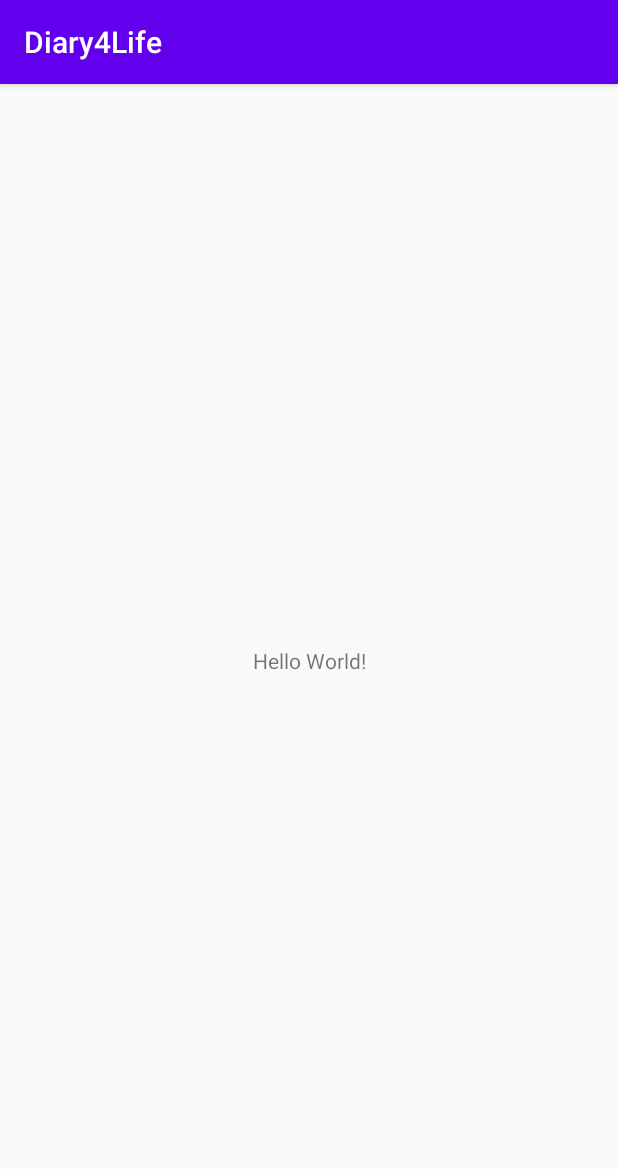
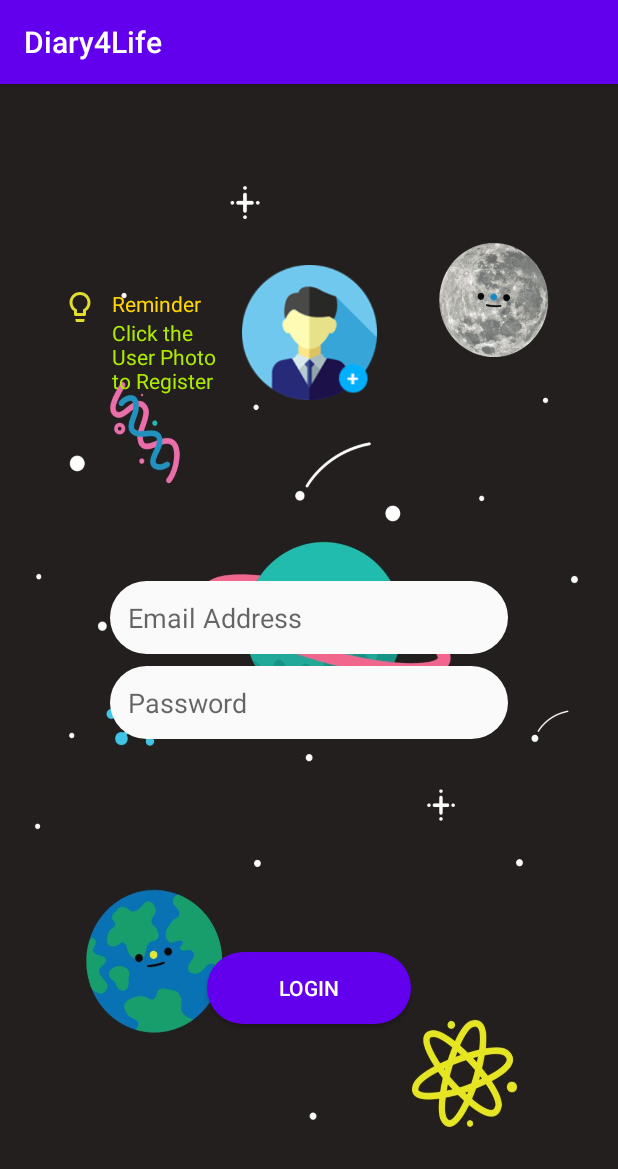
Before and after one commit to ZhiboZhang-98/Diary4Life-AndroidApplication, an Android app: the screen it shows after launch (MainActivity before the commit, LoginActivity after it), on a phone screen of 412 x 824 dp. Shown: the top 1169 px of the screen. Run offline under Robolectric (Android 15) with nearby library versions, the phone set to English and light mode, and no system bars.

Commit message:
Added Application Login Screen
Created LoginActivity and its layout.

```diff
--- a/Diary4Life/app/src/main/AndroidManifest.xml
+++ b/Diary4Life/app/src/main/AndroidManifest.xml
@@ -10,7 +10,7 @@
         android:supportsRtl="true"
         android:theme="@style/AppTheme">
         <activity android:name=".Activities.SplashScreenActivity"></activity>
-        <activity android:name=".MainActivity">
+        <activity android:name=".Activities.LoginActivity">
             <intent-filter>
                 <action android:name="android.intent.action.MAIN" />
 
--- a/Diary4Life/app/src/main/java/com/test/diary4life/MainActivity.java
+++ b/Diary4Life/app/src/main/java/com/test/diary4life/Activities/LoginActivity.java
@@ -1,14 +1,16 @@
-package com.test.diary4life;
+package com.test.diary4life.Activities;
 
 import androidx.appcompat.app.AppCompatActivity;
 
 import android.os.Bundle;
 
-public class MainActivity extends AppCompatActivity {
+import com.test.diary4life.R;
+
+public class LoginActivity extends AppCompatActivity {
 
     @Override
     protected void onCreate(Bundle savedInstanceState) {
         super.onCreate(savedInstanceState);
-        setContentView(R.layout.activity_main);
+        setContentView(R.layout.activity_login);
     }
 }
--- /dev/null
+++ b/Diary4Life/app/src/main/res/drawable/ic_lightbulb_outline_black_24dp.xml
@@ -0,0 +1,5 @@
+<vector android:height="24dp" android:tint="#DFDD2E"
+    android:viewportHeight="24.0" android:viewportWidth="24.0"
+    android:width="24dp" xmlns:android="http://schemas.android.com/apk/res/android">
+    <path android:fillColor="#FF000000" android:pathData="M9,21c0,0.55 0.45,1 1,1h4c0.55,0 1,-0.45 1,-1v-1L9,20v1zM12,2C8.14,2 5,5.14 5,9c0,2.38 1.19,4.47 3,5.74L8,17c0,0.55 0.45,1 1,1h6c0.55,0 1,-0.45 1,-1v-2.26c1.81,-1.27 3,-3.36 3,-5.74 0,-3.86 -3.14,-7 -7,-7zM14.85,13.1l-0.85,0.6L14,16h-4v-2.3l-0.85,-0.6C7.8,12.16 7,10.63 7,9c0,-2.76 2.24,-5 5,-5s5,2.24 5,5c0,1.63 -0.8,3.16 -2.15,4.1z"/>
+</vector>
--- /dev/null
+++ b/Diary4Life/app/src/main/res/drawable/reg_btn_style.xml
@@ -0,0 +1,7 @@
+<?xml version="1.0" encoding="utf-8"?>
+<shape xmlns:android="http://schemas.android.com/apk/res/android">
+
+    <solid android:color="@color/colorPrimary" />
+    <corners android:radius="32dp" />
+
+</shape>
--- /dev/null
+++ b/Diary4Life/app/src/main/res/drawable/reg_edittext_style.xml
@@ -0,0 +1,8 @@
+<?xml version="1.0" encoding="utf-8"?>
+<shape xmlns:android="http://schemas.android.com/apk/res/android">
+
+    <solid android:color="#fafafa" />
+    <corners android:radius="32dp" />
+    <padding android:left="12dp" android:right="12dp" android:top="12dp" android:bottom="12dp" />
+
+</shape>
--- /dev/null
+++ b/Diary4Life/app/src/main/res/layout/activity_login.xml
@@ -0,0 +1,128 @@
+<?xml version="1.0" encoding="utf-8"?>
+<androidx.constraintlayout.widget.ConstraintLayout xmlns:android="http://schemas.android.com/apk/res/android"
+    xmlns:app="http://schemas.android.com/apk/res-auto"
+    xmlns:tools="http://schemas.android.com/tools"
+    android:layout_width="match_parent"
+    android:layout_height="match_parent"
+    tools:context=".Activities.LoginActivity"
+    android:background="@drawable/loginbackground">
+
+    <ImageView
+        android:id="@+id/imgLoginUserPhoto"
+        android:layout_width="90dp"
+        android:layout_height="90dp"
+        android:layout_marginStart="8dp"
+        android:layout_marginLeft="8dp"
+        android:layout_marginTop="8dp"
+        android:layout_marginEnd="8dp"
+        android:layout_marginRight="8dp"
+        android:layout_marginBottom="8dp"
+        app:layout_constraintBottom_toTopOf="@+id/txtLoginEmail"
+        app:layout_constraintEnd_toEndOf="parent"
+        app:layout_constraintStart_toStartOf="parent"
+        app:layout_constraintTop_toTopOf="parent"
+        app:srcCompat="@drawable/userphoto" />
+
+    <EditText
+        android:id="@+id/txtLoginEmail"
+        android:layout_width="265dp"
+        android:layout_height="wrap_content"
+        android:layout_marginStart="8dp"
+        android:layout_marginLeft="8dp"
+        android:layout_marginEnd="8dp"
+        android:layout_marginRight="8dp"
+        android:layout_marginBottom="4dp"
+        android:background="@drawable/reg_edittext_style"
+        android:ems="10"
+        android:hint="Email Address"
+        android:inputType="textPersonName"
+        app:layout_constraintBottom_toTopOf="@+id/loginGuideline"
+        app:layout_constraintEnd_toEndOf="parent"
+        app:layout_constraintStart_toStartOf="parent" />
+
+    <androidx.constraintlayout.widget.Guideline
+        android:id="@+id/loginGuideline"
+        android:layout_width="wrap_content"
+        android:layout_height="wrap_content"
+        android:orientation="horizontal"
+        app:layout_constraintGuide_percent="0.5" />
+
+    <EditText
+        android:id="@+id/txtLoginPassword"
+        android:layout_width="265dp"
+        android:layout_height="wrap_content"
+        android:layout_marginStart="8dp"
+        android:layout_marginLeft="8dp"
+        android:layout_marginTop="4dp"
+        android:layout_marginEnd="8dp"
+        android:layout_marginRight="8dp"
+        android:background="@drawable/reg_edittext_style"
+        android:ems="10"
+        android:hint="Password"
+        android:inputType="textPassword"
+        app:layout_constraintEnd_toEndOf="parent"
+        app:layout_constraintStart_toStartOf="parent"
+        app:layout_constraintTop_toTopOf="@+id/loginGuideline" />
+
+    <Button
+        android:id="@+id/btnLogin"
+        android:layout_width="136dp"
+        android:layout_height="wrap_content"
+        android:layout_marginStart="8dp"
+        android:layout_marginLeft="8dp"
+        android:layout_marginTop="8dp"
+        android:layout_marginEnd="8dp"
+        android:layout_marginRight="8dp"
+        android:layout_marginBottom="8dp"
+        android:background="@drawable/reg_btn_style"
+        android:text="Login"
+        android:textColor="#ffffff"
+        app:layout_constraintBottom_toBottomOf="parent"
+        app:layout_constraintEnd_toEndOf="parent"
+        app:layout_constraintStart_toStartOf="parent"
+        app:layout_constraintTop_toBottomOf="@+id/txtLoginPassword" />
+
+    <ProgressBar
+        android:id="@+id/loginProgressBar"
+        style="?android:attr/progressBarStyle"
+        android:layout_width="wrap_content"
+        android:layout_height="wrap_content"
+        app:layout_constraintBottom_toBottomOf="@+id/btnLogin"
+        app:layout_constraintEnd_toEndOf="@+id/btnLogin"
+        app:layout_constraintStart_toStartOf="@+id/btnLogin"
+        app:layout_constraintTop_toTopOf="@+id/btnLogin" />
+
+    <ImageView
+        android:id="@+id/imgRegisterReminder"
+        android:layout_width="wrap_content"
+        android:layout_height="wrap_content"
+        android:layout_marginTop="16dp"
+        app:layout_constraintEnd_toStartOf="@+id/imgLoginUserPhoto"
+        app:layout_constraintHorizontal_bias="0.3"
+        app:layout_constraintStart_toStartOf="parent"
+        app:layout_constraintTop_toTopOf="@+id/imgLoginUserPhoto"
+        app:srcCompat="@drawable/ic_lightbulb_outline_black_24dp" />
+
+    <TextView
+        android:id="@+id/txtRegisterReminder"
+        android:layout_width="wrap_content"
+        android:layout_height="wrap_content"
+        android:text="Reminder"
+        android:textColor="#FFD600"
+        app:layout_constraintEnd_toStartOf="@+id/imgLoginUserPhoto"
+        app:layout_constraintHorizontal_bias="0.25"
+        app:layout_constraintStart_toEndOf="@+id/imgRegisterReminder"
+        app:layout_constraintTop_toTopOf="@+id/imgRegisterReminder" />
+
+    <TextView
+        android:id="@+id/txtRegisterReminderDesc"
+        android:layout_width="80dp"
+        android:layout_height="wrap_content"
+        android:text="Click the User Photo to Register"
+        android:textColor="#AEEA00"
+        app:layout_constraintEnd_toStartOf="@+id/imgLoginUserPhoto"
+        app:layout_constraintHorizontal_bias="0.0"
+        app:layout_constraintStart_toStartOf="@+id/txtRegisterReminder"
+        app:layout_constraintTop_toBottomOf="@+id/txtRegisterReminder" />
+
+</androidx.constraintlayout.widget.ConstraintLayout>
--- a/Diary4Life/app/src/main/res/layout/activity_main.xml
+++ /dev/null
@@ -1,18 +0,0 @@
-<?xml version="1.0" encoding="utf-8"?>
-<androidx.constraintlayout.widget.ConstraintLayout xmlns:android="http://schemas.android.com/apk/res/android"
-    xmlns:app="http://schemas.android.com/apk/res-auto"
-    xmlns:tools="http://schemas.android.com/tools"
-    android:layout_width="match_parent"
-    android:layout_height="match_parent"
-    tools:context=".MainActivity">
-
-    <TextView
-        android:layout_width="wrap_content"
-        android:layout_height="wrap_content"
-        android:text="Hello World!"
-        app:layout_constraintBottom_toBottomOf="parent"
-        app:layout_constraintLeft_toLeftOf="parent"
-        app:layout_constraintRight_toRightOf="parent"
-        app:layout_constraintTop_toTopOf="parent" />
-
-</androidx.constraintlayout.widget.ConstraintLayout>
```
Also changed, not shown: Diary4Life/app/src/main/res/drawable/loginbackground.jpg (added), Diary4Life/app/src/main/res/drawable/userphoto.png (added), 1 other file.
